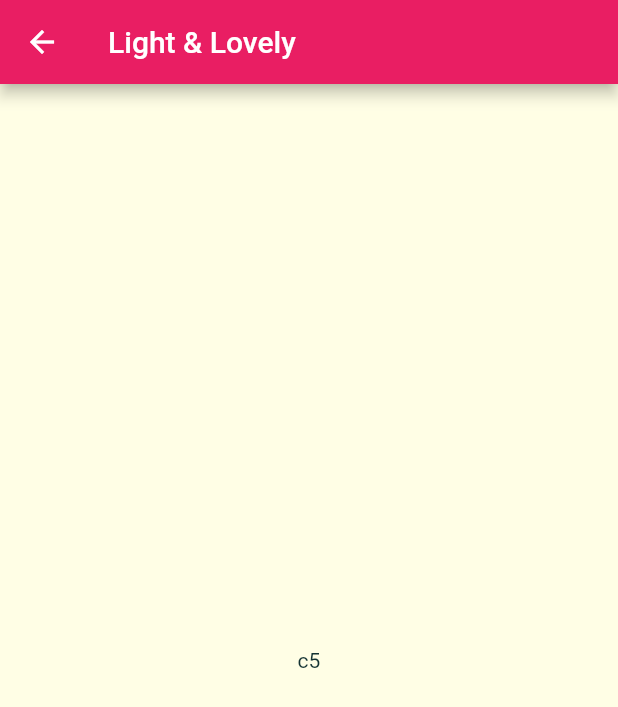
After one commit to Tamir198/Recipes, a Flutter app: the screen it shows after launch, after a tap on "Light & Lovely", on a phone screen of 412 x 824 dp. The commit adds this screen. Shown: the top 707 px of the screen. Run offline on Flutter 3.47's test engine with Material 2 defaults, Android fonts, the phone set to English and light mode, and no system bars; Roboto replaces fonts that are missing (RobotoCondensed-Bold).

Commit message:
Adding screen
Adding category meals screen -> this is the screen that will have more details about the meals

```diff
--- a/lib/categoty_item.dart
+++ b/lib/categoty_item.dart
@@ -1,23 +1,47 @@
 import 'package:flutter/cupertino.dart';
 import 'package:flutter/material.dart';
+import 'package:recipes/screens/categories_meals_screen.dart';
 
 class CategoryItem extends StatelessWidget {
+   final String id;
    final String title;
    final Color color;
 
-  CategoryItem({this.title,this.color});
+
+  CategoryItem(this.id, this.title, this.color);
+
+
+  void selectCategory(BuildContext context) {
+    Navigator.of(context).push(
+        MaterialPageRoute(builder: (BuildContext context) {
+      return CategoryMealScreen(id,title);
+    }));
+  }
+
   @override
   Widget build(BuildContext context) {
-    return Container(
+    //InkWell makes the touches on the views looks better
+    //Here is how you will configure them
+    return InkWell(
+      onTap: () => selectCategory(context),
+      //This is the design of the tap effect on the view
+      splashColor: Theme.of(context).primaryColor,
+      borderRadius: BorderRadius.circular(16),
+
+      child: Container(
         padding: EdgeInsets.all(16),
-      child: Text(title,style: Theme.of(context).textTheme.headline6,),
+        child: Text(title, style: Theme
+            .of(context)
+            .textTheme
+            .headline6,),
         decoration: BoxDecoration(
           gradient: LinearGradient(
             colors: [color.withOpacity(0.7), color],
             begin: Alignment.topLeft,
-          end:   Alignment.bottomRight,
+            end: Alignment.bottomRight,
           ),
           borderRadius: BorderRadius.circular(16),
+        ),
       ),
     );
   }
--- a/lib/main.dart
+++ b/lib/main.dart
@@ -1,5 +1,5 @@
 import 'package:flutter/material.dart';
-import 'package:recipes/category_screens.dart';
+import 'file:///C:/Users/The%20Vegan/Desktop/Recipes/recipes/Recipes/lib/screens/category_screens.dart';
 
 void main() => runApp(MyApp());
 
@@ -12,7 +12,7 @@ class MyApp extends StatelessWidget {
         primarySwatch: Colors.pink,
         accentColor: Colors.amber,
         canvasColor: Color.fromRGBO(255, 254, 229, 1),
-        fontFamily: 'Raleway',
+        fontFamily: 'RobotoCondensed-Bold',
         textTheme: ThemeData.light().textTheme.copyWith(
             body1: TextStyle(
               color: Color.fromRGBO(20, 51, 51, 1),
--- /dev/null
+++ b/lib/screens/categories_meals_screen.dart
@@ -0,0 +1,21 @@
+
+import 'package:flutter/cupertino.dart';
+import 'package:flutter/material.dart';
+class CategoryMealScreen extends StatelessWidget {
+  final String categoryId;
+  final String categoryTitle;
+
+  CategoryMealScreen(this.categoryId, this.categoryTitle);
+
+  @override
+  Widget build(BuildContext context) {
+    print(categoryId + '  Whyy');
+    print(categoryTitle + '  Whyy');
+    return Scaffold(
+      appBar: AppBar(title: Text(categoryTitle)),
+      body: Center(
+        child: Text(categoryId),
+      ),
+    );
+  }
+}
--- a/lib/category_screens.dart
+++ b/lib/screens/category_screens.dart
@@ -1,6 +1,6 @@
 import 'package:flutter/cupertino.dart';
-import 'dummy_data.dart';
-import 'categoty_item.dart';
+import '../dummy_data.dart';
+import '../categoty_item.dart';
 
 class CategoriesScreen extends StatelessWidget {
   @override
@@ -9,10 +9,11 @@ class CategoriesScreen extends StatelessWidget {
       //The const part makes sure that `EdgeInsets.all(25.0)` will only create 1 time
       padding: const EdgeInsets.all(25.0),
       //Inserting items to the gridView
-      children: DUMMY_CATEGORIES.map((categoryData) => CategoryItem(
-          title: categoryData.title,
-          color: categoryData.color,
-      )).toList(),
+      children: DUMMY_CATEGORIES.map((categoryData) =>  CategoryItem(
+          categoryData.id,
+          categoryData.title,
+          categoryData.color
+        )).toList(),
 
       //The look of the grid
       gridDelegate: SliverGridDelegateWithMaxCrossAxisExtent(
```
Also changed, not shown: pubspec.yaml (+7 -7 lines). Lines whose indentation alone changed are shown as unchanged.
